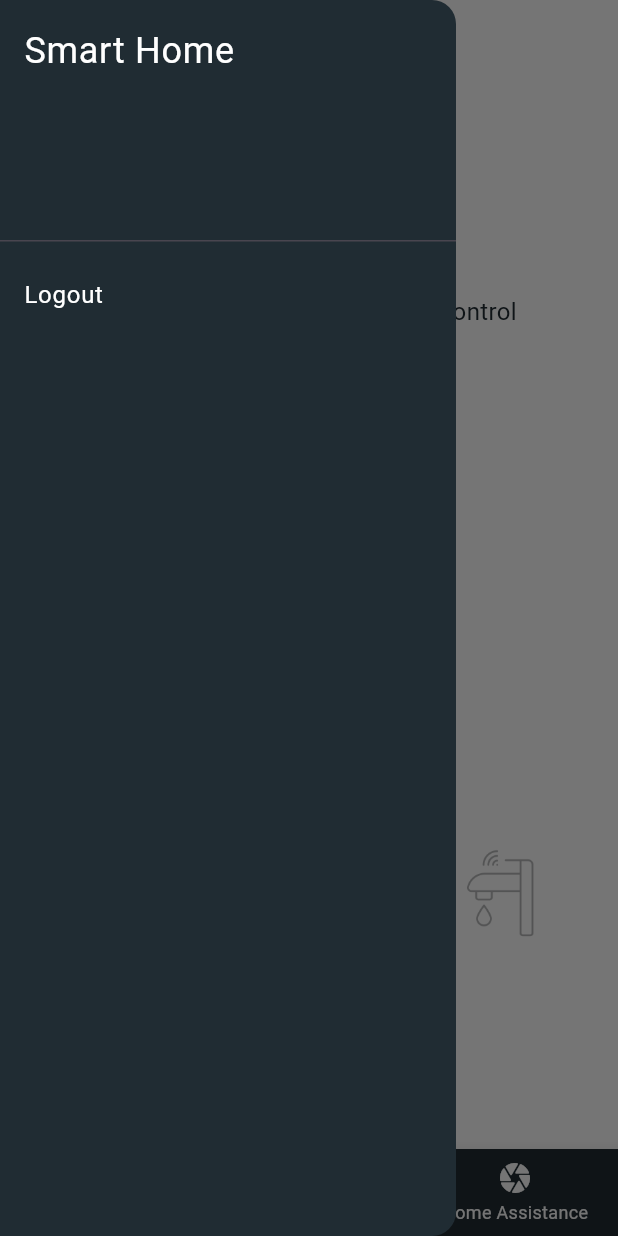
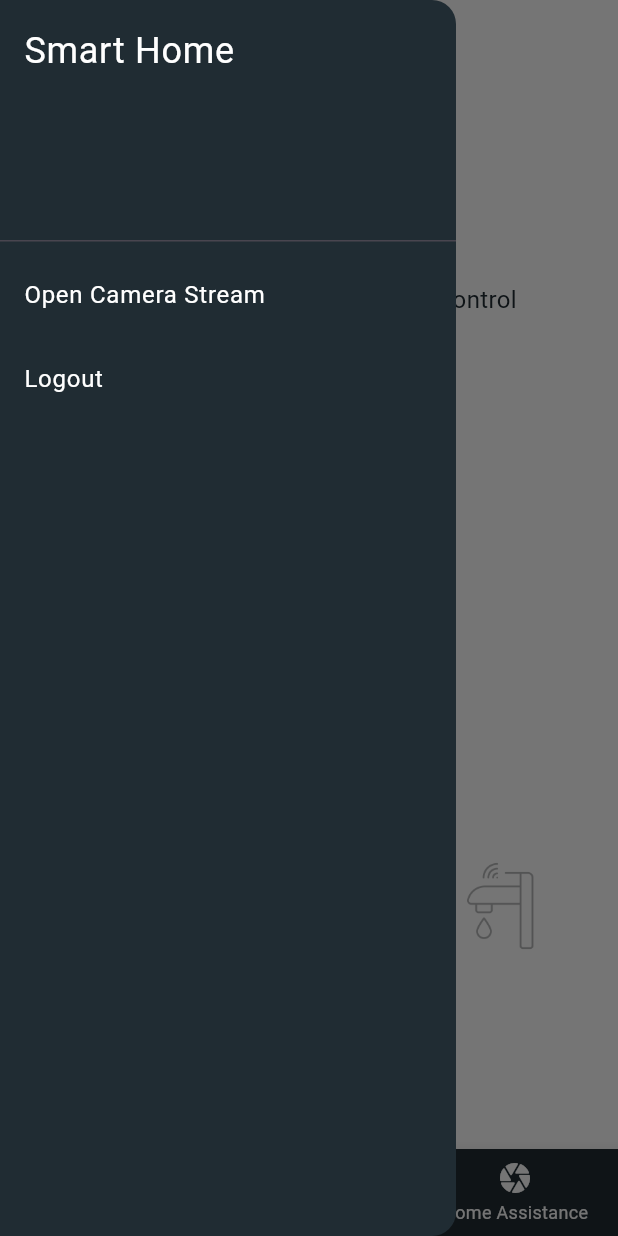
Before and after one commit to Alansi775/SmartHomeApplication, a Flutter app: the SmartHomeControl screen opened directly, with the side drawer open, on a phone screen of 412 x 824 dp. Run offline on Flutter 3.47's test engine with Material 3 defaults, Android fonts, the phone set to English and light mode, and no system bars; our stand-ins replace firebase_auth, firebase_core, firebase_database, flutter_tts, google_sign_in, sign_in_with_apple and 2 more; accounts and stored records are empty; network calls fail.

Commit message:
added camera streaming pagae with fixing some bugs

```diff
--- a/lib/main.dart
+++ b/lib/main.dart
@@ -1,16 +1,23 @@
 import 'package:firebase_core/firebase_core.dart';
 import 'package:firebase_database/firebase_database.dart';
 import 'package:flutter/material.dart';
-import 'package:flutter_tts/flutter_tts.dart';
 import 'package:test_offlutter/ChatGPTCallPage.dart';
 import 'speech_to_text.dart'; // Import the updated speech to text file
 import 'sign_in_screen.dart';
-import 'messages/gasleaking.dart'; // Adjust the path as necessary
+// Adjust the path as necessary
 import 'ai.dart';
+import 'camera.dart'; // Add this line
+import 'package:flutter/services.dart';
 
 void main() async {
   WidgetsFlutterBinding.ensureInitialized();
   await Firebase.initializeApp();
+  // Lock the orientation to portrait mode
+  SystemChrome.setPreferredOrientations([
+    DeviceOrientation.portraitUp,
+    DeviceOrientation.portraitDown,
+  ]);
+
   runApp(const MyApp());
 }
 
@@ -50,16 +57,16 @@ class _SmartHomeControlState extends State<SmartHomeControl> {
   };
 
   final DatabaseReference _dbRef = FirebaseDatabase.instance.ref('devices');
-  final FlutterTts _flutterTts = FlutterTts(); // Initialize text-to-speech
+// Initialize text-to-speech
   bool _isListening = false; // Define the listening state
-  late GasLeakListener _gasLeakListener;
+
 
 
   @override
   void initState() {
     super.initState();
     _loadDeviceStatus();
-    _gasLeakListener = GasLeakListener(_dbRef, _flutterTts, context); // Pass the database reference and FlutterTts instance
+// Pass the database reference and FlutterTts instance
   }
 
   // Load device status from Firebase
@@ -104,7 +111,6 @@ class _SmartHomeControlState extends State<SmartHomeControl> {
 
     _updateDeviceStatus(device, newValue);
   }
-
 
   void processVoiceCommand(String command) {
     setState(() {
@@ -183,11 +189,6 @@ class _SmartHomeControlState extends State<SmartHomeControl> {
   }
 
   // Stop listening for commands
-  void _stopListening() {
-    setState(() {
-      _isListening = false;
-    });
-  }
 
   @override
   Widget build(BuildContext context) {
@@ -220,6 +221,9 @@ class _SmartHomeControlState extends State<SmartHomeControl> {
           ],
         ),
       ),
+
+
+
       drawer: Drawer(
         backgroundColor: const Color(0xFF202C33),
         child: ListView(
@@ -229,6 +233,20 @@ class _SmartHomeControlState extends State<SmartHomeControl> {
                 "Smart Home",
                 style: TextStyle(color: Color(0xFFFFFFFF), fontSize: 24),
               ),
+            ),
+            ListTile(
+              title: const Text(
+                "Open Camera Stream",
+                style: TextStyle(color: Color(0xFFFFFFFF)),
+              ),
+              onTap: () {
+                Navigator.push(
+                  context,
+                  MaterialPageRoute(
+                    builder: (context) => const CameraPage(cameraUrl: 'http://192.168.3.26'),
+                  ),
+                );
+              },
             ),
             ListTile(
               title: const Text(
@@ -245,6 +263,10 @@ class _SmartHomeControlState extends State<SmartHomeControl> {
           ],
         ),
       ),
+
+
+
+
       bottomNavigationBar: BottomNavigationBar(
         backgroundColor: const Color(0xFF202C33),
         selectedItemColor: const Color(0xFFB7B597),
@@ -267,6 +289,7 @@ class _SmartHomeControlState extends State<SmartHomeControl> {
       ),
     );
   }
+
 
   Widget _buildDeviceButton(String label, String device) {
     String buttonText;
--- a/lib/speech_to_text.dart
+++ b/lib/speech_to_text.dart
@@ -10,9 +10,27 @@ class SpeechToTextControl extends StatefulWidget {
   _SpeechToTextControlState createState() => _SpeechToTextControlState();
 }
 
-class _SpeechToTextControlState extends State<SpeechToTextControl> {
-  stt.SpeechToText _speech = stt.SpeechToText();
+class _SpeechToTextControlState extends State<SpeechToTextControl> with SingleTickerProviderStateMixin {
+  late AnimationController _controller;
+  late Animation<double> _animation;
+  late stt.SpeechToText _speech;
   bool _isListening = false;
+
+  @override
+  void initState() {
+    super.initState();
+    _controller = AnimationController(
+      duration: const Duration(seconds: 3), // Slower animation duration
+      vsync: this,
+    )..repeat(reverse: true); // Repeat the animation
+
+    _animation = Tween<double>(begin: 0.95, end: 1.05).animate(CurvedAnimation(
+      parent: _controller,
+      curve: Curves.easeInOut, // Smoother curve
+    ));
+
+    _speech = stt.SpeechToText();
+  }
 
   void _startListening() async {
     bool available = await _speech.initialize();
@@ -20,10 +38,10 @@ class _SpeechToTextControlState extends State<SpeechToTextControl> {
       setState(() {
         _isListening = true;
       });
+      _controller.repeat(reverse: true); // Start pulsing animation
       await _speech.listen(onResult: (result) {
         if (result.hasConfidenceRating && result.confidence > 0.5) {
           widget.onCommandRecognized(result.recognizedWords);
-          // After processing the command, restart listening
           _restartListening();
         }
       });
@@ -39,13 +57,13 @@ class _SpeechToTextControlState extends State<SpeechToTextControl> {
     await _speech.listen(onResult: (result) {
       if (result.hasConfidenceRating && result.confidence > 0.5) {
         widget.onCommandRecognized(result.recognizedWords);
-        // Continue listening
         _restartListening();
       }
     });
   }
 
   void _stopListening() async {
+    _controller.stop(); // Stop the pulsing animation
     setState(() {
       _isListening = false;
     });
@@ -53,33 +71,50 @@ class _SpeechToTextControlState extends State<SpeechToTextControl> {
   }
 
   @override
+  void dispose() {
+    _controller.dispose();
+    _speech.stop();
+    super.dispose();
+  }
+
+  @override
   Widget build(BuildContext context) {
     return Column(
       mainAxisAlignment: MainAxisAlignment.center,
       children: [
-        if (!_isListening) // Show Start Listening button
-          ElevatedButton(
-            onPressed: () {
-              _startListening();
-            },
-            style: ElevatedButton.styleFrom(
-              foregroundColor: const Color(0xFFFFFFFF),
-              backgroundColor: const Color(0xFF202C33),
+        Center(
+          child: ScaleTransition(
+            scale: _animation,
+            child: GestureDetector(
+              onTap: () {
+                if (!_isListening) {
+                  _startListening();
+                } else {
+                  _stopListening();
+                }
+              },
+              child: Container(
+                decoration: const BoxDecoration(
+                  color: Color(0xFF202C33),
+                  shape: BoxShape.circle,
+                ),
+                padding: const EdgeInsets.all(15), // Circle size
+                child: _isListening
+                    ? const Icon(
+                  Icons.square_rounded, // Use a different icon for the non-listening state
+                  color: Color(0xFFFFFFFF),
+                  size: 35, // Icon size
+                )
+                    : Image.asset(
+                  'assets/icons/home.png', // Your custom icon
+                  color: Colors.white, // Change color if needed
+                  width: 35, // Icon width
+                  height: 35, // Icon height
+                ),
+              ),
             ),
-            child: const Text("Start Listening"),
           ),
-        if (_isListening) // Show Stop Listening button
-          ElevatedButton(
-            onPressed: () {
-              _stopListening();
-            },
-            style: ElevatedButton.styleFrom(
-              foregroundColor: const Color(0xFFFFFFFF),
-              backgroundColor: const Color(0xFF202C33),
-              padding: const EdgeInsets.all(8.0), // Smaller button
-            ),
-            child: const Icon(Icons.stop), // Stop icon
-          ),
+        ),
       ],
     );
   }
```
Also changed, not shown: lib/camera.dart (added, +67 -0 lines), pubspec.yaml (+7 -0 lines), pubspec.lock, 5 other files.
